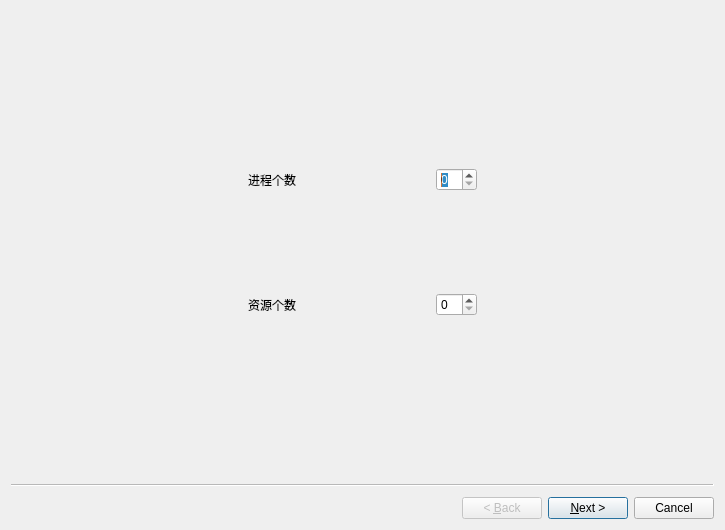
moetayuko/BankerAlgorithm, file Ui/Ui_InitWizard.ui: the form before one commit.
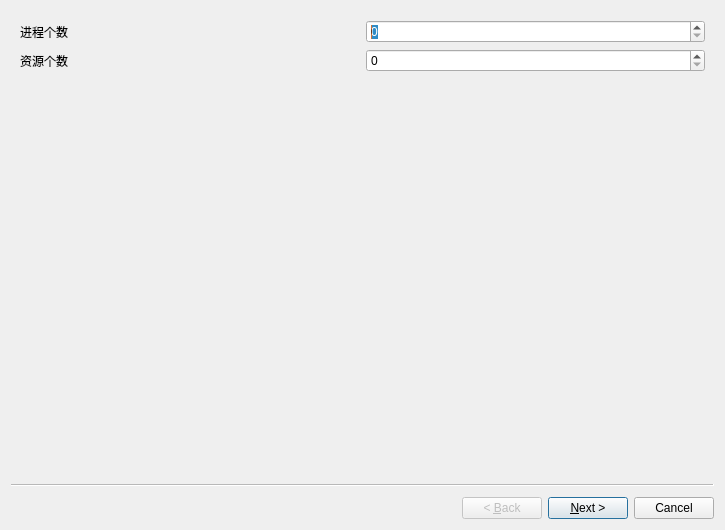
The form after the commit.

Patch:
```diff
--- a/Ui/Ui_InitWizard.ui
+++ b/Ui/Ui_InitWizard.ui
@@ -14,108 +14,26 @@
    <string>初始化向导</string>
   </property>
   <widget class="QWizardPage" name="wizardPage1">
-   <layout class="QGridLayout" name="gridLayout_2">
-    <item row="1" column="1">
-     <layout class="QGridLayout" name="gridLayout">
-      <item row="0" column="3">
-       <widget class="QSpinBox" name="processCountSpinBox"/>
-      </item>
-      <item row="2" column="1">
-       <widget class="QLabel" name="label_2">
-        <property name="text">
-         <string>资源个数</string>
-        </property>
-       </widget>
-      </item>
-      <item row="0" column="2">
-       <spacer name="horizontalSpacer">
-        <property name="orientation">
-         <enum>Qt::Horizontal</enum>
-        </property>
-        <property name="sizeHint" stdset="0">
-         <size>
-          <width>40</width>
-          <height>20</height>
-         </size>
-        </property>
-       </spacer>
-      </item>
-      <item row="0" column="1">
-       <widget class="QLabel" name="label">
-        <property name="text">
-         <string>进程个数</string>
-        </property>
-       </widget>
-      </item>
-      <item row="2" column="3">
-       <widget class="QSpinBox" name="resourceCountSpinBox"/>
-      </item>
-      <item row="1" column="1">
-       <spacer name="verticalSpacer">
-        <property name="orientation">
-         <enum>Qt::Vertical</enum>
-        </property>
-        <property name="sizeHint" stdset="0">
-         <size>
-          <width>20</width>
-          <height>40</height>
-         </size>
-        </property>
-       </spacer>
-      </item>
-     </layout>
-    </item>
-    <item row="1" column="0">
-     <spacer name="horizontalSpacer_2">
-      <property name="orientation">
-       <enum>Qt::Horizontal</enum>
+   <layout class="QGridLayout" name="gridLayout">
+    <item row="0" column="0">
+     <widget class="QLabel" name="label">
+      <property name="text">
+       <string>进程个数</string>
       </property>
-      <property name="sizeHint" stdset="0">
-       <size>
-        <width>40</width>
-        <height>20</height>
-       </size>
-      </property>
-     </spacer>
+     </widget>
     </item>
     <item row="0" column="1">
-     <spacer name="verticalSpacer_2">
-      <property name="orientation">
-       <enum>Qt::Vertical</enum>
-      </property>
-      <property name="sizeHint" stdset="0">
-       <size>
-        <width>20</width>
-        <height>40</height>
-       </size>
-      </property>
-     </spacer>
+     <widget class="QSpinBox" name="processCountSpinBox"/>
     </item>
-    <item row="1" column="2">
-     <spacer name="horizontalSpacer_3">
-      <property name="orientation">
-       <enum>Qt::Horizontal</enum>
+    <item row="1" column="0">
+     <widget class="QLabel" name="label_2">
+      <property name="text">
+       <string>资源个数</string>
       </property>
-      <property name="sizeHint" stdset="0">
-       <size>
-        <width>40</width>
-        <height>20</height>
-       </size>
-      </property>
-     </spacer>
+     </widget>
     </item>
-    <item row="2" column="1">
-     <spacer name="verticalSpacer_3">
-      <property name="orientation">
-       <enum>Qt::Vertical</enum>
-      </property>
-      <property name="sizeHint" stdset="0">
-       <size>
-        <width>20</width>
-        <height>40</height>
-       </size>
-      </property>
-     </spacer>
+    <item row="1" column="1">
+     <widget class="QSpinBox" name="resourceCountSpinBox"/>
     </item>
    </layout>
   </widget>
```
